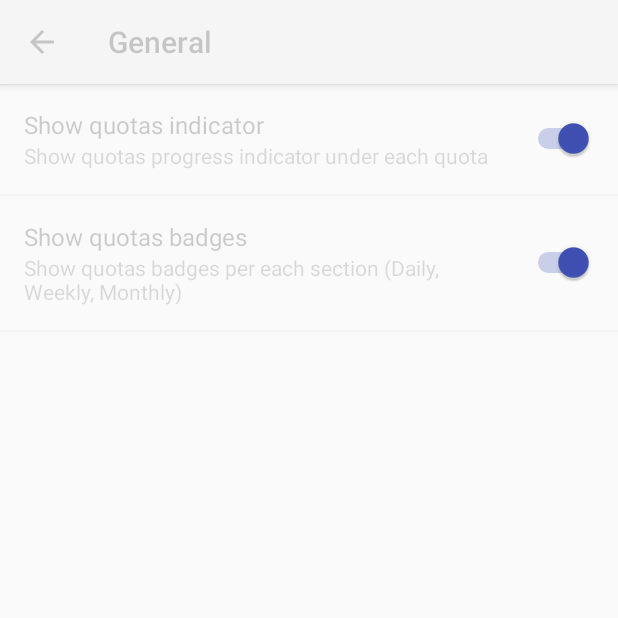
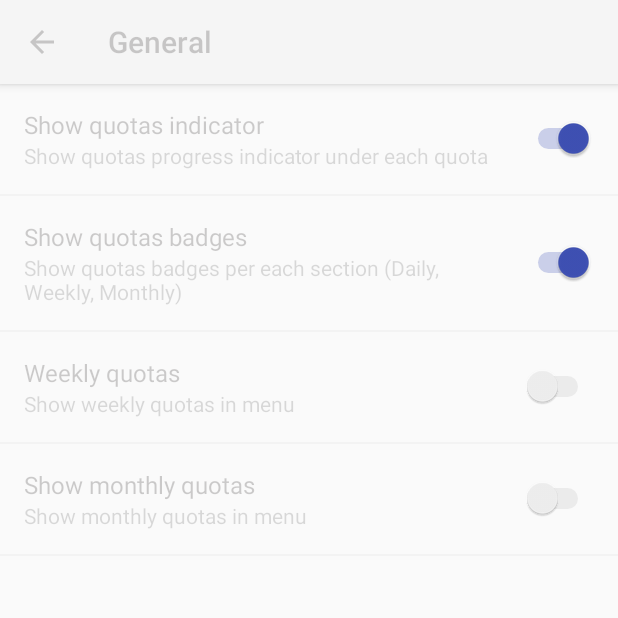
Before and after one commit to leafchild0/scopequotas, an Android app: the SettingsActivity screen opened directly, with no data from a screen before it, after a tap on "General", on a phone screen of 412 x 824 dp, the top half of it. Run offline under Robolectric (Android 15) with nearby library versions, the phone set to English and light mode, and no system bars.

Commit message:
Add settings to show/hide week, month in navigation

```diff
--- a/app/src/main/java/com/leafchild/scopequotas/activity/BulkWorklogActivity.kt
+++ b/app/src/main/java/com/leafchild/scopequotas/activity/BulkWorklogActivity.kt
@@ -52,8 +52,8 @@ class BulkWorklogActivity : AppCompatActivity(), DatePickerDialog.OnDateSetListe
     }
 
     private fun populateType() {
-
-        val passed = intent.getIntExtra(AppContants.TYPE, 1)
+        // Daily by default
+        val passed = intent.getIntExtra(AppContants.TYPE, 0)
         type = QuotaType.fromOrdinal(passed)
     }
 
--- a/app/src/main/java/com/leafchild/scopequotas/activity/DetailsActivity.kt
+++ b/app/src/main/java/com/leafchild/scopequotas/activity/DetailsActivity.kt
@@ -82,8 +82,8 @@ class DetailsActivity : AppCompatActivity() {
         min = findViewById(R.id.quota_min)
         max = findViewById(R.id.quota_max)
         chart = findViewById(R.id.worklog_chart)
-
-        type = intent.getIntExtra(AppContants.TYPE, 1)
+        // Daily by default
+        type = intent.getIntExtra(AppContants.TYPE, 0)
 
         service = DatabaseService(this)
 
--- a/app/src/main/java/com/leafchild/scopequotas/settings/SettingsActivity.java
+++ b/app/src/main/java/com/leafchild/scopequotas/settings/SettingsActivity.java
@@ -48,6 +48,9 @@ public class SettingsActivity extends AppCompatPreferenceActivity {
 	public static final String NOTIFICATIONS_VIBRATE = "daily_notifications_vibrate";
 	public static final String SYNC_FREQUENCY = "sync_frequency";
 	public static final String WEEKLY_NOTIFICATIONS = "weekly_notifications";
+	// Quotas types
+	public static final String SHOW_WEEKLY_QUOTAS = "show_weekly_quotas";
+	public static final String SHOW_MONTHLY_QUOTAS = "show_monthly_quotas";
 
 	/**
 	 * A preference value change listener that updates the preference's summary
--- a/app/src/main/res/menu/activity_navigation_drawer.xml
+++ b/app/src/main/res/menu/activity_navigation_drawer.xml
@@ -9,7 +9,6 @@
 			android:title="@string/daily"/>
 	<item
 			android:id="@+id/nav_weekly"
-			app:showAsAction="always"
 			app:actionViewClass="android.widget.TextView"
 			android:title="@string/weekly"/>
 	<item
--- a/app/src/main/res/menu/menu_main.xml
+++ b/app/src/main/res/menu/menu_main.xml
@@ -27,9 +27,4 @@
 		  android:orderInCategory="100"
 		  android:title="@string/export_data"
 		  app:showAsAction="never"/>
-
-  <item android:id="@+id/action_settings"
-		android:title="@string/settings"
-		android:orderInCategory="101"
-		app:showAsAction="never"/>
 </menu>
--- a/app/src/main/res/values/strings.xml
+++ b/app/src/main/res/values/strings.xml
@@ -118,6 +118,10 @@
   <string name="weekly_notifications_summary">Receive Weekly notifications each Sat 11.00</string>
   <string name="add_worklog_in_bulk">Add worklog in bulk</string>
   <string name="bulk_worklog">Bulk worklog</string>
+  <string name="pref_description_show_weekly">Show weekly quotas in menu</string>
+  <string name="pref_description_show_monthly">Show monthly quotas in menu</string>
+  <string name="pref_weekly_quotas">Weekly quotas</string>
+  <string name="pref_monthly_quotas">Show monthly quotas</string>
 
   <string-array name="worklog_array">
 	<item>hours</item>
--- a/app/src/main/res/xml/pref_general.xml
+++ b/app/src/main/res/xml/pref_general.xml
@@ -4,12 +4,24 @@
 		  android:defaultValue="true"
 		  android:key="quota_indicator_switch"
 		  android:summary="@string/pref_description_quota_indicator"
-        android:title="@string/pref_quota_indicator" />
+		  android:title="@string/pref_quota_indicator"/>
 
   <SwitchPreference
 		  android:defaultValue="true"
 		  android:key="quota_badges_switch"
 		  android:summary="@string/pref_description_quotas_quantity"
-        android:title="@string/pref_quotas_quantity" />
+		  android:title="@string/pref_quotas_quantity"/>
+
+  <SwitchPreference
+		  android:defaultValue="false"
+		  android:key="show_weekly_quotas"
+		  android:summary="@string/pref_description_show_weekly"
+		  android:title="@string/pref_weekly_quotas"/>
+
+  <SwitchPreference
+		  android:defaultValue="false"
+		  android:key="show_monthly_quotas"
+		  android:summary="@string/pref_description_show_monthly"
+		  android:title="@string/pref_monthly_quotas" />
 
 </PreferenceScreen>
```
Also changed, not shown: app/src/main/java/com/leafchild/scopequotas/activity/MainActivity.kt (+35 -6 lines). Lines whose indentation alone changed are shown as unchanged.
